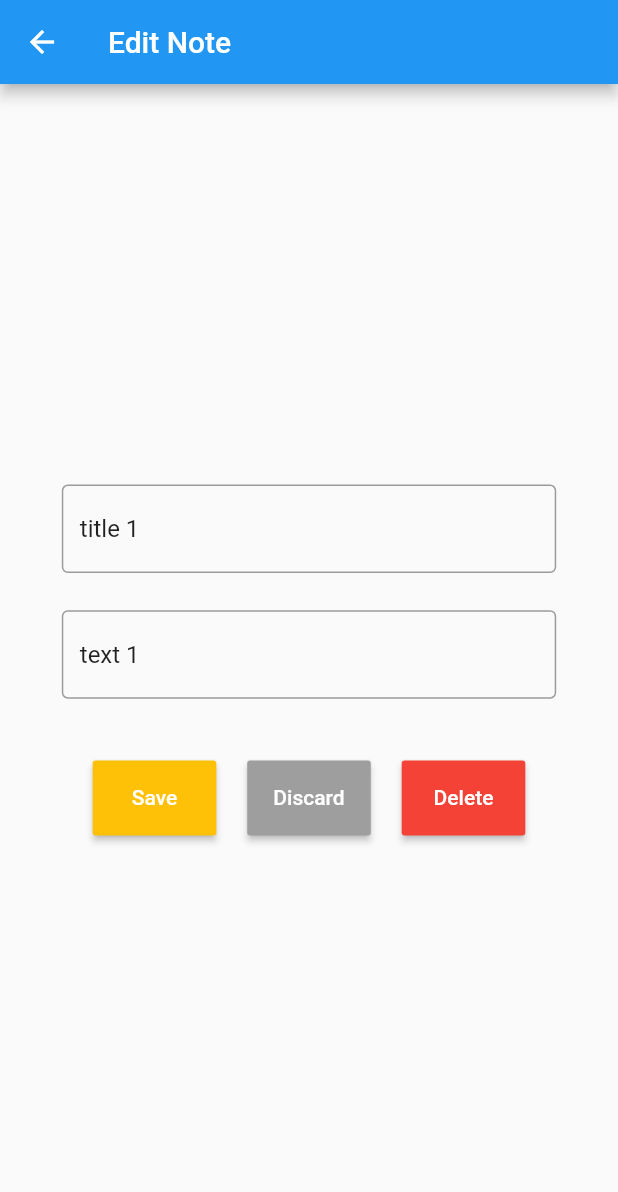
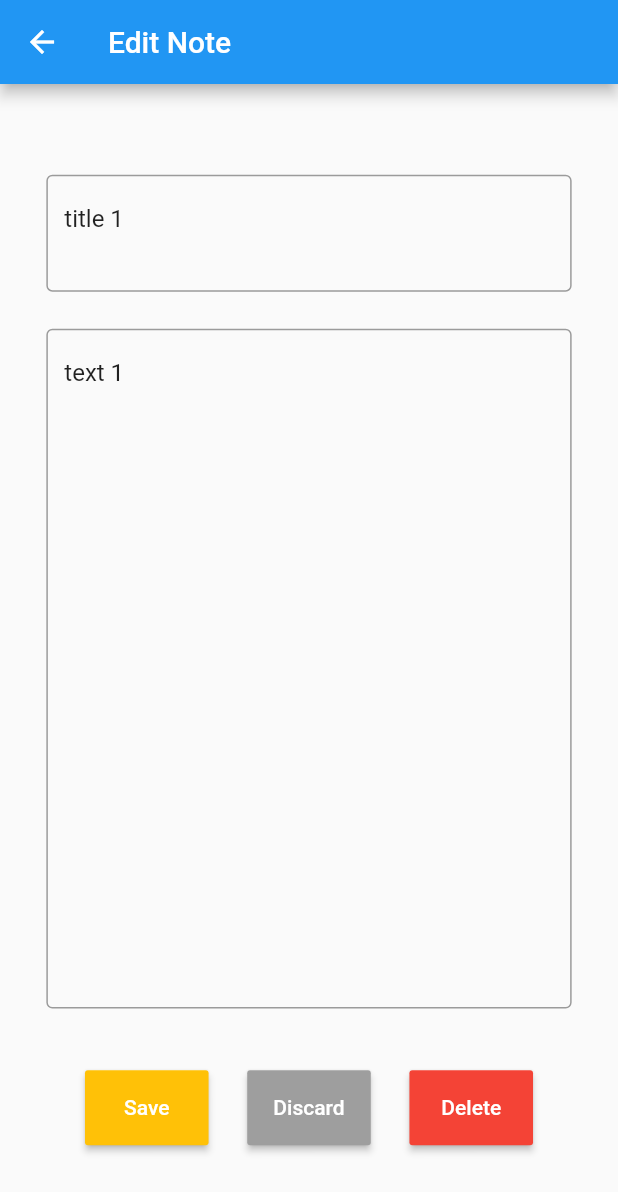
Before and after one commit to karimamd/Remember_notes, a Flutter app: the screen it shows after launch, item 2 of the bottom bar chosen, on a phone screen of 412 x 824 dp. Shown: the top 1192 px of the screen. Run offline on Flutter 3.47's test engine with Material 2 defaults, Android fonts, the phone set to English and light mode, and no system bars.

Commit message:
Improved design of text fields and note viewer

```diff
--- a/lib/screens/note_editor.dart
+++ b/lib/screens/note_editor.dart
@@ -22,13 +22,14 @@ class _NoteEditorState extends State<NoteEditor> {
       ),
       body: Center(
         child: Container(
-          width: MediaQuery.of(context).size.width*0.8,
+          width: MediaQuery.of(context).size.width*0.85,
           child: Column(
             crossAxisAlignment: CrossAxisAlignment.center,
             mainAxisAlignment: MainAxisAlignment.center,
             children: <Widget>[
               // maybe change TextFields to TextFormFields
               TextField(
+                maxLines: 2,
                 controller: _titleController,
                 decoration: InputDecoration(
                   hintText: 'Title',
@@ -36,11 +37,21 @@ class _NoteEditorState extends State<NoteEditor> {
                 ),
               ),
               SizedBox(height: MediaQuery.of(context).size.height*0.03,),
-              TextField(
-                controller: _textController,
-                decoration: InputDecoration(
-                  hintText: 'Note text',
-                  border: OutlineInputBorder()
+              Scrollbar(
+                child: SingleChildScrollView(
+                  scrollDirection: Axis.vertical,
+                  reverse: true,
+                  child: SizedBox(
+                    height: MediaQuery.of(context).size.height*0.55,
+                    child: TextField(
+                      maxLines: 200,
+                      controller: _textController,
+                      decoration: InputDecoration(
+                        hintText: 'Note text',
+                        border: OutlineInputBorder(),
+                      ),
+                    ),
+                  ),
                 ),
               ),
               SizedBox(height: MediaQuery.of(context).size.height*0.05),
```
Also changed, not shown: lib/screens/note_adder.dart (+11 -6 lines), lib/screens/note_viewer.dart (+8 -3 lines).
